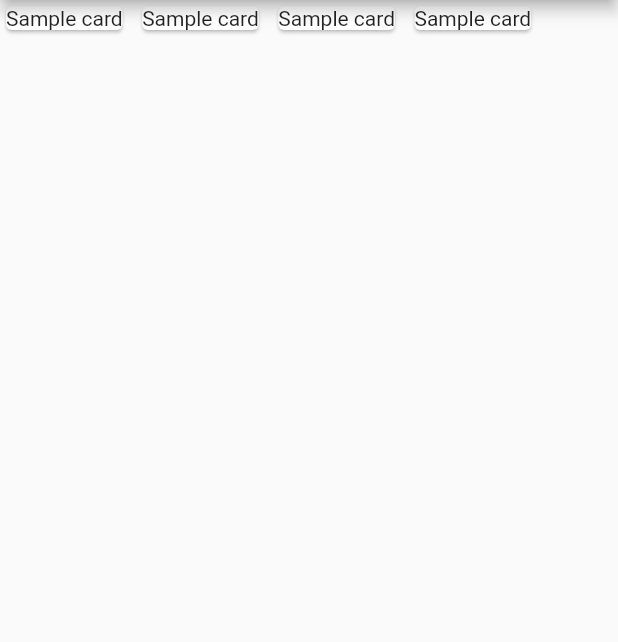
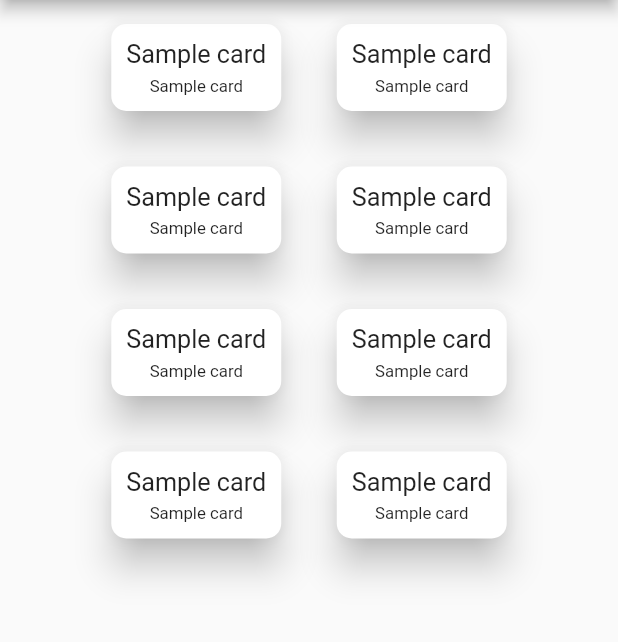
Before and after one commit to nakenapalli/flutter-demo-project, a Flutter app: the screen it shows after launch, on a phone screen of 412 x 824 dp, the part 84-726 px from its top. Run offline on Flutter 3.47's test engine with Material 2 defaults, Android fonts, the phone set to English and light mode, and no system bars; our stand-ins replace google_fonts, rxdart, validators.

Commit message:
added more style elements to card

```diff
--- a/lib/main.dart
+++ b/lib/main.dart
@@ -46,6 +46,10 @@ class SampleUI extends StatelessWidget {
   Widget build(BuildContext context) {
     return MaterialApp(
       title: 'Sample UI',
+      theme: ThemeData(
+        primarySwatch: Colors.blue,
+        visualDensity: VisualDensity.adaptivePlatformDensity,
+      ),
       home: SamplePage(),
     );
   }
--- a/lib/ui/sample_page.dart
+++ b/lib/ui/sample_page.dart
@@ -1,4 +1,33 @@
 import 'package:flutter/material.dart';
+import 'package:google_fonts/google_fonts.dart';
+
+Widget createCard(text) {
+  return Card(
+    shape: RoundedRectangleBorder(borderRadius: BorderRadius.circular(10.0)),
+    margin: EdgeInsets.all(16.0),
+    elevation: 10.0,
+    child: Padding(
+      padding: EdgeInsets.all(10.0),
+      child: Column(
+        children: <Widget>[
+          Text(
+            text,
+            textDirection: TextDirection.ltr,
+            style: GoogleFonts.roboto(),
+            textScaleFactor: 1.2,
+          ),
+          SizedBox(height: 5.0),
+          Text(
+            text,
+            textDirection: TextDirection.ltr,
+            style: GoogleFonts.roboto(),
+            textScaleFactor: 0.8,
+          ),
+        ],
+      ),
+    ),
+  );
+}
 
 class SamplePage extends StatelessWidget {
   const SamplePage({Key key}) : super(key: key);
@@ -10,6 +39,7 @@ class SamplePage extends StatelessWidget {
         title: Text("Sample UI"),
       ),
       body: Container(
+        alignment: Alignment.topCenter,
         child: Wrap(
           textDirection: TextDirection.ltr,
           spacing: 5.0,
@@ -17,30 +47,14 @@ class SamplePage extends StatelessWidget {
           alignment: WrapAlignment.center,
           direction: Axis.horizontal,
           children: <Widget>[
-            Card(
-              child: Text(
-                "Sample card",
-                textDirection: TextDirection.ltr,
-              ),
-            ),
-            Card(
-              child: Text(
-                "Sample card",
-                textDirection: TextDirection.ltr,
-              ),
-            ),
-            Card(
-              child: Text(
-                "Sample card",
-                textDirection: TextDirection.ltr,
-              ),
-            ),
-            Card(
-              child: Text(
-                "Sample card",
-                textDirection: TextDirection.ltr,
-              ),
-            ),
+            createCard("Sample card"),
+            createCard("Sample card"),
+            createCard("Sample card"),
+            createCard("Sample card"),
+            createCard("Sample card"),
+            createCard("Sample card"),
+            createCard("Sample card"),
+            createCard("Sample card"),
           ],
         ),
       ),
--- a/pubspec.yaml
+++ b/pubspec.yaml
@@ -26,6 +26,7 @@ dependencies:
   rxdart: ^0.24.1
   validators: ^2.0.1
   http: ^0.12.1
+  google_fonts: ^1.1.0
 
 
   # The following adds the Cupertino Icons font to your application.
```
Also changed, not shown: pubspec.lock.
